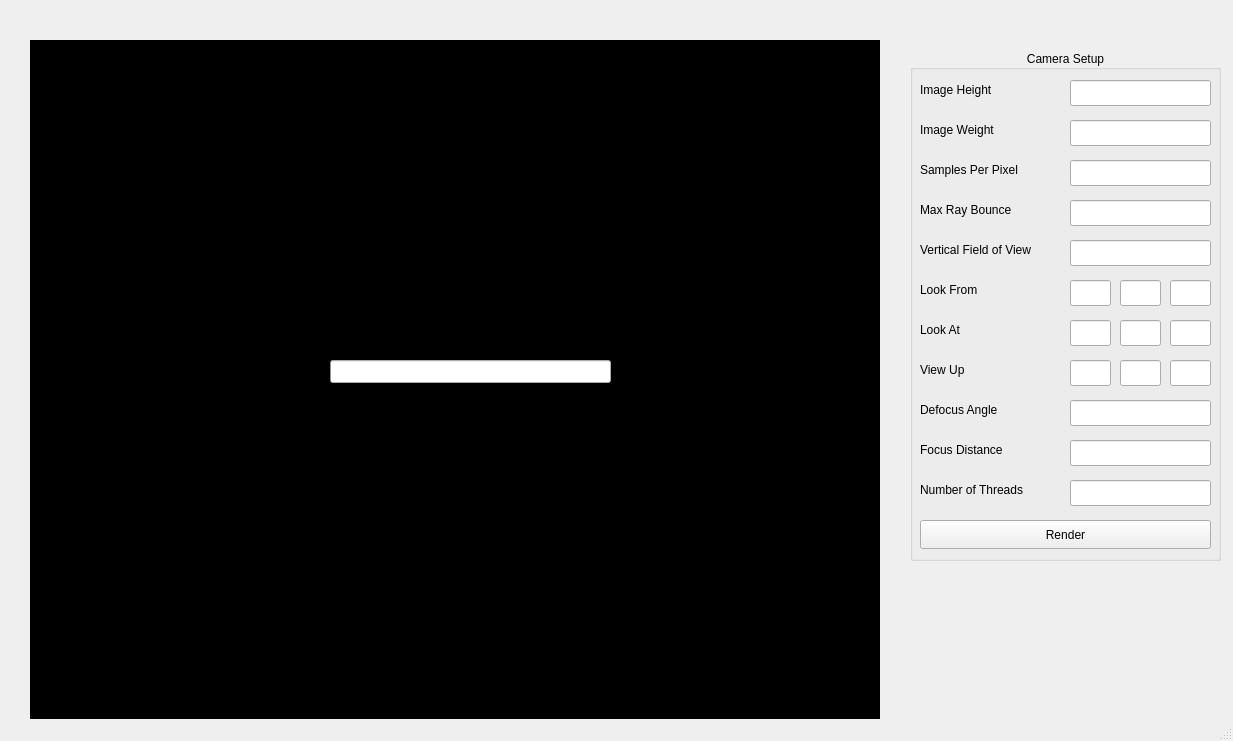
The window that ui/mainwindow.ui (kostanya/rayjack) describes before a commit, drawn with Qt 5.
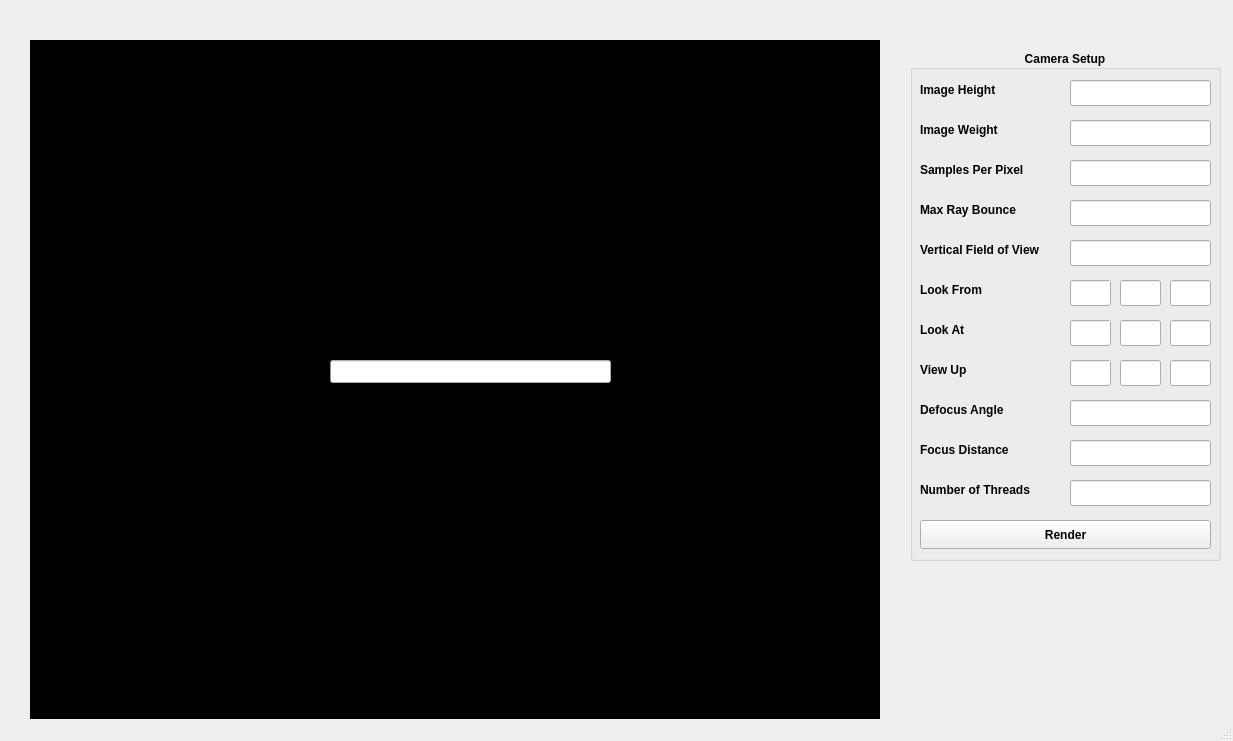
The same window after the commit.

What changed in the file:
```diff
--- a/ui/mainwindow.ui
+++ b/ui/mainwindow.ui
@@ -43,7 +43,7 @@
     </property>
     <property name="font">
      <font>
-      <fontweight>DemiBold</fontweight>
+      <weight>75</weight>
      </font>
     </property>
     <property name="layoutDirection">
@@ -91,7 +91,7 @@
        <underline>false</underline>
        <strikeout>false</strikeout>
        <kerning>true</kerning>
-       <fontweight>DemiBold</fontweight>
+       <weight>75</weight>
       </font>
      </property>
      <property name="styleSheet">
@@ -228,7 +228,7 @@
        <underline>false</underline>
        <strikeout>false</strikeout>
        <kerning>true</kerning>
-       <fontweight>DemiBold</fontweight>
+       <weight>75</weight>
       </font>
      </property>
      <property name="styleSheet">
@@ -255,7 +255,7 @@
        <underline>false</underline>
        <strikeout>false</strikeout>
        <kerning>true</kerning>
-       <fontweight>DemiBold</fontweight>
+       <weight>75</weight>
       </font>
      </property>
      <property name="styleSheet">
@@ -282,7 +282,7 @@
        <underline>false</underline>
        <strikeout>false</strikeout>
        <kerning>true</kerning>
-       <fontweight>DemiBold</fontweight>
+       <weight>75</weight>
       </font>
      </property>
      <property name="styleSheet">
@@ -309,7 +309,7 @@
        <underline>false</underline>
        <strikeout>false</strikeout>
        <kerning>true</kerning>
-       <fontweight>DemiBold</fontweight>
+       <weight>75</weight>
       </font>
      </property>
      <property name="styleSheet">
@@ -336,7 +336,7 @@
        <underline>false</underline>
        <strikeout>false</strikeout>
        <kerning>true</kerning>
-       <fontweight>DemiBold</fontweight>
+       <weight>75</weight>
       </font>
      </property>
      <property name="styleSheet">
@@ -363,7 +363,7 @@
        <underline>false</underline>
        <strikeout>false</strikeout>
        <kerning>true</kerning>
-       <fontweight>DemiBold</fontweight>
+       <weight>75</weight>
       </font>
      </property>
      <property name="styleSheet">
@@ -390,7 +390,7 @@
        <underline>false</underline>
        <strikeout>false</strikeout>
        <kerning>true</kerning>
-       <fontweight>DemiBold</fontweight>
+       <weight>75</weight>
       </font>
      </property>
      <property name="styleSheet">
@@ -417,7 +417,7 @@
        <underline>false</underline>
        <strikeout>false</strikeout>
        <kerning>true</kerning>
-       <fontweight>DemiBold</fontweight>
+       <weight>75</weight>
       </font>
      </property>
      <property name="styleSheet">
@@ -444,7 +444,7 @@
        <underline>false</underline>
        <strikeout>false</strikeout>
        <kerning>true</kerning>
-       <fontweight>DemiBold</fontweight>
+       <weight>75</weight>
       </font>
      </property>
      <property name="styleSheet">
@@ -471,7 +471,7 @@
        <underline>false</underline>
        <strikeout>false</strikeout>
        <kerning>true</kerning>
-       <fontweight>DemiBold</fontweight>
+       <weight>75</weight>
       </font>
      </property>
      <property name="styleSheet">
```
